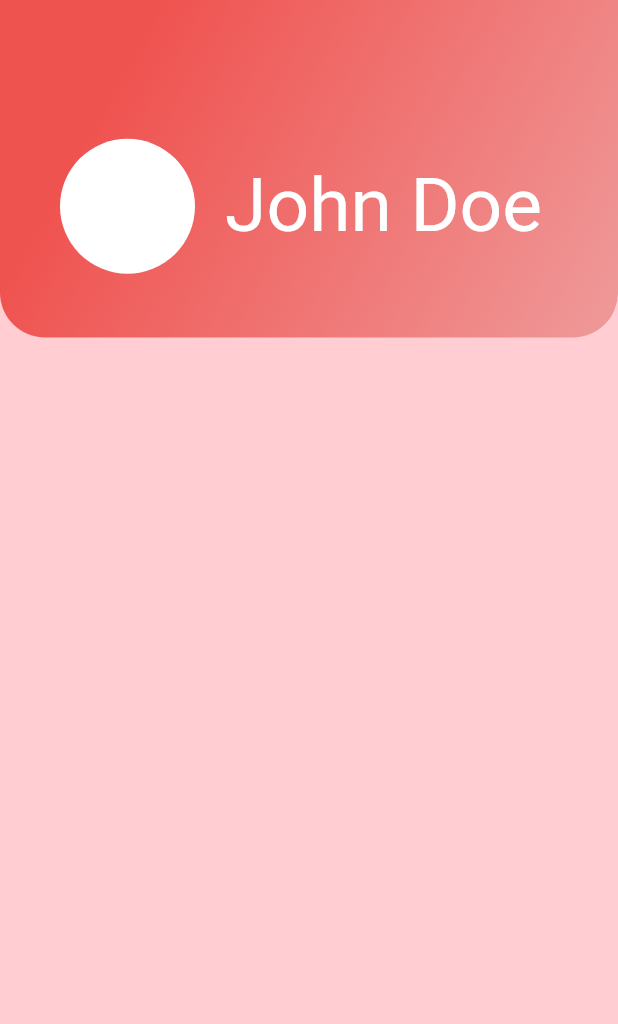
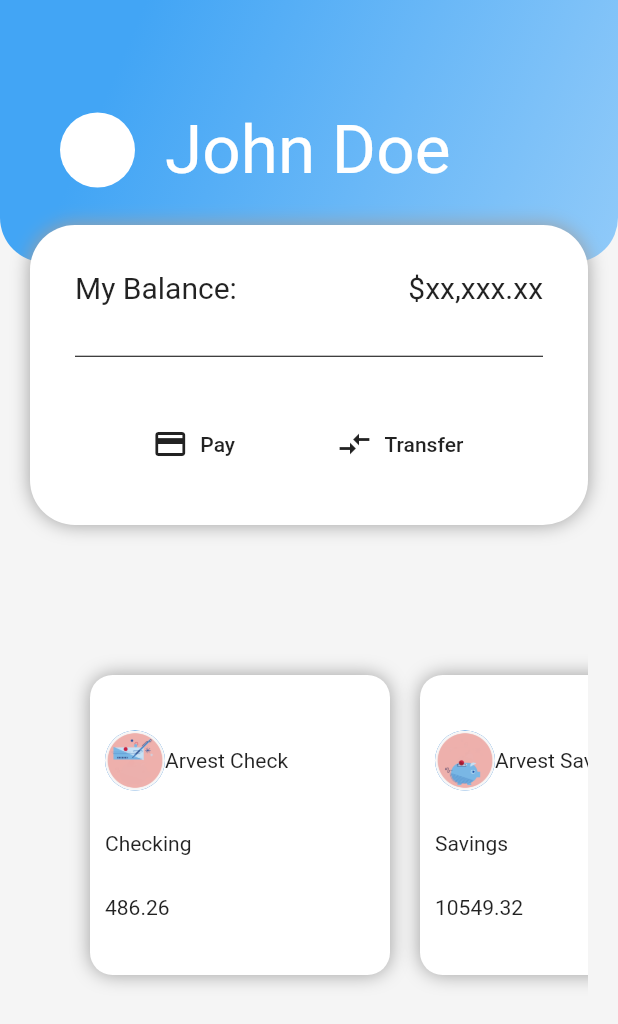
Before and after one commit to aking618/SpendingTrackerApp, a Flutter app: the screen it shows after launch, on a phone screen of 412 x 824 dp. Shown: the top 1024 px of the screen. Run offline on Flutter 3.47's test engine with Material 2 defaults, Android fonts, the phone set to English and light mode, and no system bars.

Commit message:
Home Screen UI Built

```diff
--- a/lib/main.dart
+++ b/lib/main.dart
@@ -1,5 +1,5 @@
 import 'package:flutter/material.dart';
-import 'package:spending_tracker/screens/home.dart';
+import 'package:spending_tracker/screens/home/home.dart';
 
 void main() {
   runApp(MyApp());
--- /dev/null
+++ b/lib/models/account.dart
@@ -0,0 +1,33 @@
+import 'package:flutter/material.dart';
+
+class Account {
+  String name;
+  String accountType;
+  double currentAmount;
+  AssetImage image;
+
+  Account({this.name, this.accountType, this.currentAmount, this.image});
+}
+
+List<Account> accountsList = [
+  testChecking,
+  testSavings,
+  testChecking,
+  testSavings,
+  testChecking,
+  testSavings,
+  testChecking,
+  testSavings,
+];
+
+Account testChecking = Account(
+    name: "Arvest Check",
+    accountType: "Checking",
+    currentAmount: 486.26,
+    image: new AssetImage("assets/checking.png"));
+
+Account testSavings = Account(
+    name: "Arvest Savings",
+    accountType: "Savings",
+    currentAmount: 10549.32,
+    image: new AssetImage("assets/savings.png"));
--- a/lib/screens/home.dart
+++ /dev/null
@@ -1,69 +0,0 @@
-import 'package:flutter/material.dart';
-
-class Home extends StatefulWidget {
-  @override
-  _HomeState createState() => _HomeState();
-}
-
-class _HomeState extends State<Home> {
-  @override
-  Widget build(BuildContext context) {
-    return Scaffold(
-      body: Container(
-        color: Colors.red[100],
-        child: Column(
-          children: [
-            Stack(
-              children: [
-                Container(
-                  padding: EdgeInsets.all(40),
-                  constraints: BoxConstraints.expand(height: 225),
-                  decoration: BoxDecoration(
-                    gradient: new LinearGradient(
-                        colors: [Colors.red[200], Colors.red[400]],
-                        begin: const FractionalOffset(1.0, 1.0),
-                        end: const FractionalOffset(0.2, 0.2),
-                        stops: [0.0, 1.0],
-                        tileMode: TileMode.clamp),
-                    borderRadius: BorderRadius.only(
-                        bottomLeft: Radius.circular(30),
-                        bottomRight: Radius.circular(30)),
-                  ),
-                  child: Container(
-                    padding: EdgeInsets.only(top: 50),
-                    child: Row(
-                      children: [
-                        CircleAvatar(
-                          backgroundColor: Colors.white,
-                          radius: 45.0,
-                        ),
-                        SizedBox(width: 20.0),
-                        Text(
-                          'John Doe',
-                          style: TextStyle(fontSize: 50.0, color: Colors.white),
-                        ),
-                      ],
-                    ),
-                  ),
-                ),
-                //Next child of stack
-                Container(
-                  height: 300,
-                  margin: EdgeInsets.only(top: 300),
-                  padding: EdgeInsets.all(20.0),
-                  child: ListView(
-                    padding: EdgeInsets.only(left: 40.0),
-                    scrollDirection: Axis.horizontal,
-                    children: [
-                      // getAccountInfoTiles()
-                    ],
-                  ),
-                )
-              ],
-            )
-          ],
-        ),
-      ),
-    );
-  }
-}
--- /dev/null
+++ b/lib/screens/home/home.dart
@@ -0,0 +1,134 @@
+import 'package:flutter/material.dart';
+import 'package:spending_tracker/models/account.dart';
+import 'package:spending_tracker/shared/account_info_tiles.dart';
+
+class Home extends StatefulWidget {
+  @override
+  _HomeState createState() => _HomeState();
+}
+
+class _HomeState extends State<Home> {
+  @override
+  Widget build(BuildContext context) {
+    return Scaffold(
+      body: Container(
+        color: Colors.grey[100],
+        child: Column(
+          children: [
+            Stack(
+              children: [
+                Container(
+                  padding: EdgeInsets.all(40),
+                  constraints: BoxConstraints.expand(height: 175),
+                  decoration: BoxDecoration(
+                    gradient: new LinearGradient(
+                        colors: [Colors.blue[200], Colors.blue[400]],
+                        begin: const FractionalOffset(1.0, 1.0),
+                        end: const FractionalOffset(0.2, 0.2),
+                        stops: [0.0, 1.0],
+                        tileMode: TileMode.clamp),
+                    borderRadius: BorderRadius.only(
+                        bottomLeft: Radius.circular(30),
+                        bottomRight: Radius.circular(30)),
+                  ),
+                  child: Container(
+                    padding: EdgeInsets.only(top: 25),
+                    child: Row(
+                      children: [
+                        CircleAvatar(
+                          backgroundColor: Colors.white,
+                          radius: 25.0,
+                        ),
+                        SizedBox(width: 20.0),
+                        Text(
+                          'John Doe',
+                          style: TextStyle(fontSize: 45.0, color: Colors.white),
+                        ),
+                      ],
+                    ),
+                  ),
+                ),
+                Container(
+                  padding: EdgeInsets.all(30.0),
+                  margin: EdgeInsets.only(top: 150.0, right: 20.0, left: 20.0),
+                  height: 200,
+                  decoration: BoxDecoration(
+                    color: Colors.white,
+                    borderRadius: BorderRadius.all(Radius.circular(30.0)),
+                    boxShadow: [
+                      new BoxShadow(color: Colors.grey, blurRadius: 10.0),
+                    ],
+                  ),
+                  child: Container(
+                    child: Column(
+                      mainAxisAlignment: MainAxisAlignment.spaceBetween,
+                      children: <Widget>[
+                        Row(
+                          mainAxisAlignment: MainAxisAlignment.spaceBetween,
+                          children: <Widget>[
+                            Text(
+                              'My Balance:',
+                              style: TextStyle(fontSize: 20.0),
+                            ),
+                            Text(
+                              '\$xx,xxx.xx',
+                              style: TextStyle(fontSize: 20.0),
+                            ),
+                          ],
+                        ),
+                        Divider(color: Colors.black),
+                        Row(
+                          mainAxisAlignment: MainAxisAlignment.spaceEvenly,
+                          children: <Widget>[
+                            FlatButton.icon(
+                                onPressed: () {},
+                                icon: Icon(Icons.payment),
+                                label: Text('Pay')),
+                            FlatButton.icon(
+                                onPressed: () {},
+                                icon: Icon(Icons.compare_arrows),
+                                label: Text('Transfer')),
+                          ],
+                        ),
+                      ],
+                    ),
+                  ),
+                ),
+                //Next child of stack
+                Container(
+                  height: 300,
+                  margin: EdgeInsets.only(top: 400),
+                  padding: EdgeInsets.all(20.0),
+                  child: ListView(
+                    padding: EdgeInsets.only(left: 40.0),
+                    scrollDirection: Axis.horizontal,
+                    children: getAccountTiles(accountsList),
+                  ),
+                )
+              ],
+            )
+          ],
+        ),
+      ),
+    );
+  }
+
+  List<Widget> getAccountTiles(List<Account> accountList) {
+    List<Widget> accountTiles = [];
+    for (Account account in accountList) {
+      accountTiles.add(AccountInfoTile(account));
+    }
+    return accountTiles;
+  }
+}
+
+/*
+  ToDo:
+    - Bottom Nav Bar Either Navigation Bar or FloatingActionButton
+    - State Manage Bottom Nav Bar
+    - Implement Firestore Stuff
+    - Pay / Transfer functionality
+    - Adding Accounts
+    - Graphs and Goals
+    - Setting a specific goal to a specfic account
+*/
--- /dev/null
+++ b/lib/shared/account_info_tiles.dart
@@ -0,0 +1,37 @@
+import 'package:flutter/material.dart';
+import 'package:spending_tracker/models/account.dart';
+
+Widget AccountInfoTile(Account account) {
+  return Container(
+    padding: EdgeInsets.all(10),
+    margin: EdgeInsets.only(right: 20.0, bottom: 30.0, top: 30.0),
+    height: 150,
+    width: 200,
+    decoration: BoxDecoration(
+      color: Colors.white,
+      boxShadow: [
+        new BoxShadow(color: Colors.grey, blurRadius: 10.0),
+      ],
+      borderRadius: BorderRadius.all(Radius.circular(15.0)),
+    ),
+    child: Column(
+      crossAxisAlignment: CrossAxisAlignment.start,
+      mainAxisAlignment: MainAxisAlignment.spaceEvenly,
+      children: <Widget>[
+        Row(
+          children: <Widget>[
+            CircleAvatar(
+              backgroundImage: account.image,
+            ),
+            Text(
+              account.name,
+              //style: TextStyle(),
+            ),
+          ],
+        ),
+        Text(account.accountType),
+        Text(account.currentAmount.toString()),
+      ],
+    ),
+  );
+}
--- a/pubspec.yaml
+++ b/pubspec.yaml
@@ -45,9 +45,8 @@ flutter:
   uses-material-design: true
 
   # To add assets to your application, add an assets section, like this:
-  # assets:
-  #   - images/a_dot_burr.jpeg
-  #   - images/a_dot_ham.jpeg
+  assets:
+    - assets/
 
   # An image asset can refer to one or more resolution-specific "variants", see
   # https://flutter.dev/assets-and-images/#resolution-aware.
```
Also changed, not shown: assets/checking.png (added), assets/savings.png (added), pubspec.lock.
